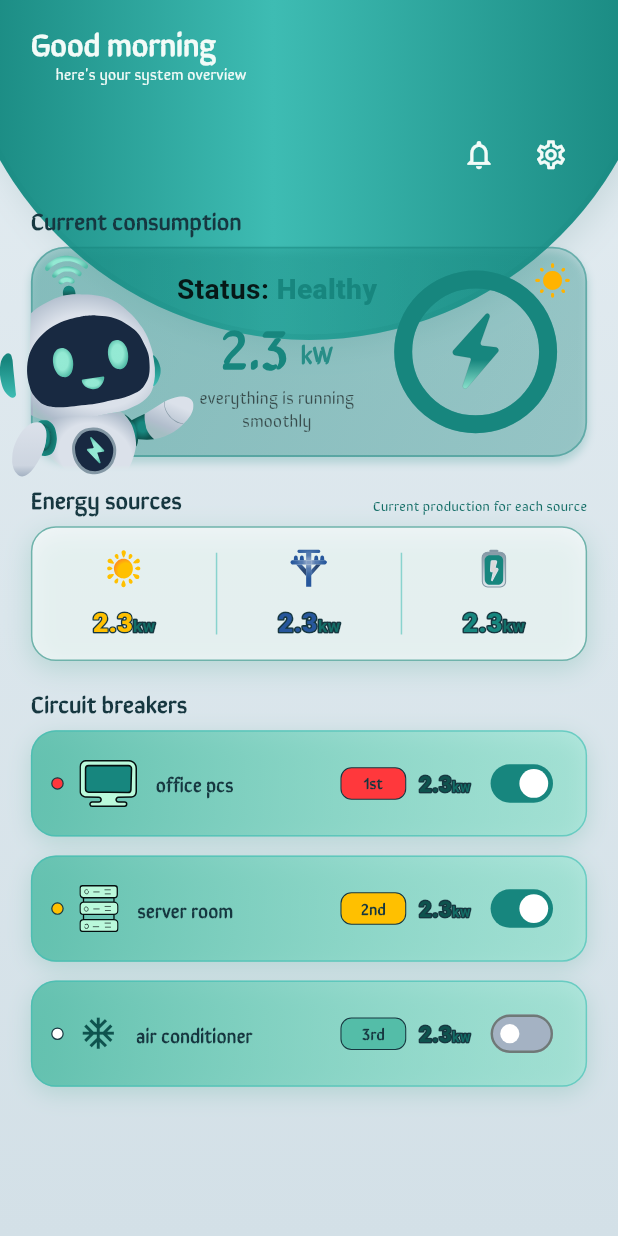
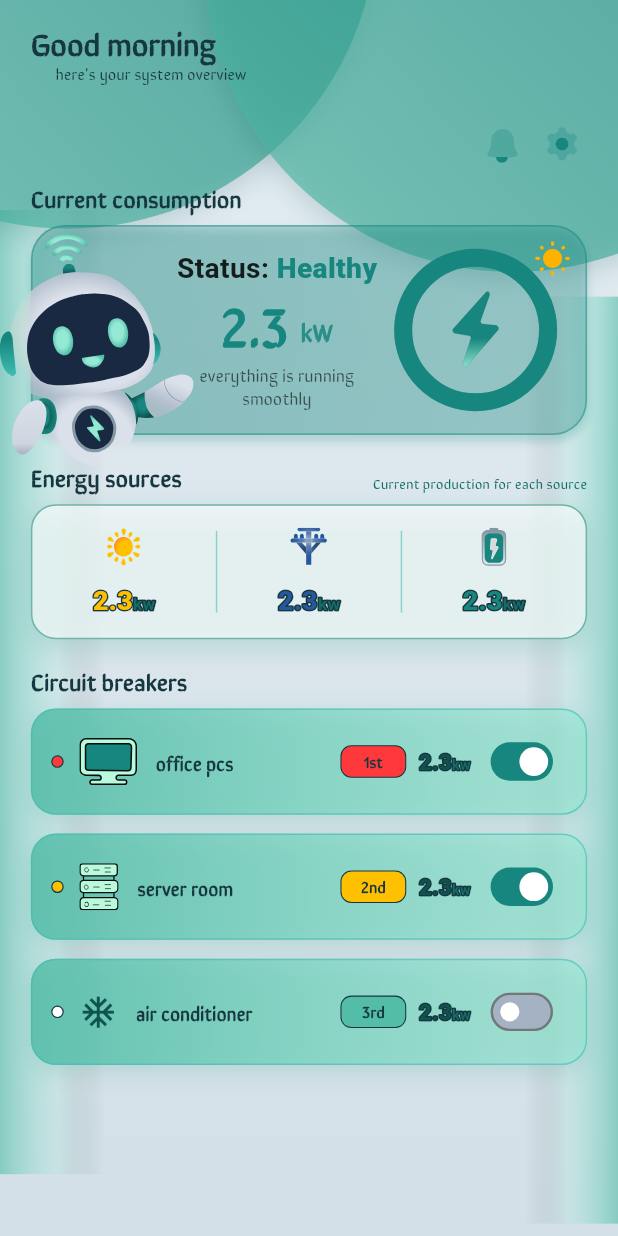
Before and after one commit to yaraHasan1/fluxa, a Flutter app: the _DashboardView screen opened directly with empty values, on a phone screen of 412 x 824 dp. Run offline on Flutter 3.47's test engine with Material 3 defaults, Android fonts, the phone set to English and light mode, and no system bars; our stand-ins replace equatable, flutter_bloc, flutter_svg, get_it, go_router.

Commit message:
feat(dashboard): match the frame's backdrop and use the real header icons
DashboardBackdrop replaces the single BrandBlob: two frame-width teal discs
across the top plus a mint bloom down each edge. The discs are translucent
rather than solid, so the crescent where they cross darkens on its own instead
of needing a third shape painted in, and each carries a shadow along its lower
arc.

Bell and cog exports replace the Material stand-ins. Both carry their own teal,
so they are not re-tinted.

The greeting turns dark: it sits on mid-teal, where the near-white it used had
almost no edge. The reference frame shows it dark too.

Verified against the reference by rendering once in a throwaway golden, then
deleting it.

Air conditioner artwork is still the one outstanding icon.

```diff
--- a/lib/components/primary_button.dart
+++ b/lib/components/primary_button.dart
@@ -67,10 +67,10 @@
             child: Text(
               label,
               textAlign: TextAlign.center,
-              style: AppTextStyles.button.copyWith(fontSize: context.sp(24),
-              color: AppColors.mintLight,
+              style: AppTextStyles.button.copyWith(
+                fontSize: context.sp(24),
+                color: AppColors.mintLight,
               ),
-
             ),
           ),
         ),
--- a/lib/constants/app_assets.dart
+++ b/lib/constants/app_assets.dart
@@ -56,6 +56,10 @@
   static const String iconPc = '$_svg/icon_pc.svg'; // 38×31
   static const String iconServer = '$_svg/icon_server.svg'; // 30×36
 
+  /// Header actions on the dashboard.
+  static const String iconBell = '$_svg/icon_bell.svg'; // 31×32
+  static const String iconCog = '$_svg/icon_cog.svg'; // 32×32
+
   /// The glyph beside each status reading.
   static const String iconEnergy = '$_svg/energy.svg'; // 174×197, teal
   static const String iconFire = '$_svg/icon_fire.svg'; // 94×108, red
--- a/lib/features/dashboard/dashboard_screen.dart
+++ b/lib/features/dashboard/dashboard_screen.dart
@@ -1,23 +1,19 @@
 import 'package:flutter/material.dart';
 import 'package:flutter_bloc/flutter_bloc.dart';
+import 'package:flutter_svg/flutter_svg.dart';
 import 'package:go_router/go_router.dart';
 
-import 'package:fluxa/components/brand_blob.dart';
 import 'package:fluxa/components/gradient_background.dart';
+import 'package:fluxa/constants/app_assets.dart';
 import 'package:fluxa/constants/app_strings.dart';
 import 'package:fluxa/features/dashboard/cubit/dashboard_cubit.dart';
 import 'package:fluxa/features/dashboard/widgets/circuit_breaker_tile.dart';
+import 'package:fluxa/features/dashboard/widgets/dashboard_backdrop.dart';
 import 'package:fluxa/features/dashboard/widgets/energy_sources_card.dart';
 import 'package:fluxa/features/dashboard/widgets/status_card.dart';
 import 'package:fluxa/routes/app_routes.dart';
-import 'package:fluxa/theme/app_colors.dart';
 import 'package:fluxa/theme/app_text_styles.dart';
 import 'package:fluxa/utils/responsive_extension.dart';
-
-/// The header blob is mostly off the top of the frame; only its lower arc
-/// shows behind the greeting.
-const double _blobDiameterFactor = 1.15;
-const double _blobTopFactor = -0.30;
 
 /// System overview: greeting, status, production and the breaker list.
 class DashboardScreen extends StatelessWidget {
@@ -42,18 +38,11 @@
 
   @override
   Widget build(BuildContext context) {
-    final double width = context.screenWidth;
-    final double blob = width * _blobDiameterFactor;
-
     return Scaffold(
       body: GradientBackground(
         child: Stack(
           children: <Widget>[
-            Positioned(
-              left: (width - blob) / 2,
-              top: context.screenHeight * _blobTopFactor,
-              child: BrandBlob(diameter: blob),
-            ),
+            const Positioned.fill(child: DashboardBackdrop()),
 
             SafeArea(
               child: BlocBuilder<DashboardCubit, DashboardState>(
@@ -136,7 +125,7 @@
   }
 }
 
-/// Bell and gear, sitting under the blob on the right.
+/// Bell and gear, sitting under the discs on the right.
 class _HeaderActions extends StatelessWidget {
   const _HeaderActions();
 
@@ -145,20 +134,54 @@
     return Row(
       mainAxisAlignment: MainAxisAlignment.end,
       children: <Widget>[
-        // PLACEHOLDER: the bell and gear artwork has not been supplied yet.
-        IconButton(
+        // The exports carry their own teal, so they are not re-tinted.
+        _HeaderIcon(
+          asset: AppAssets.iconBell,
+          tooltip: AppStrings.notifications,
           onPressed: () => context.goNamed(AppRoutes.notifications),
-          icon: Icon(Icons.notifications_none, size: context.r(22)),
-          color: AppColors.onDeep,
-          tooltip: AppStrings.notifications,
         ),
-        IconButton(
+        SizedBox(width: context.r(6)),
+        _HeaderIcon(
+          asset: AppAssets.iconCog,
+          tooltip: AppStrings.settings,
           onPressed: () => context.goNamed(AppRoutes.settings),
-          icon: Icon(Icons.settings_outlined, size: context.r(22)),
-          color: AppColors.onDeep,
-          tooltip: AppStrings.settings,
         ),
       ],
+    );
+  }
+}
+
+class _HeaderIcon extends StatelessWidget {
+  const _HeaderIcon({
+    required this.asset,
+    required this.tooltip,
+    required this.onPressed,
+  });
+
+  final String asset;
+  final String tooltip;
+  final VoidCallback onPressed;
+
+  @override
+  Widget build(BuildContext context) {
+    final double size = context.r(24);
+
+    return Tooltip(
+      message: tooltip,
+      child: InkResponse(
+        onTap: onPressed,
+        radius: size,
+        child: Padding(
+          padding: EdgeInsets.all(context.r(4)),
+          child: SvgPicture.asset(
+            asset,
+            width: size,
+            height: size,
+            fit: BoxFit.contain,
+            semanticsLabel: tooltip,
+          ),
+        ),
+      ),
     );
   }
 }
--- /dev/null
+++ b/lib/features/dashboard/widgets/dashboard_backdrop.dart
@@ -0,0 +1,140 @@
+import 'package:flutter/material.dart';
+
+import 'package:fluxa/theme/app_colors.dart';
+
+/// The dashboard's background: two overlapping teal discs across the top and a
+/// soft mint bloom down each edge.
+///
+/// The discs are translucent rather than solid, so the crescent where they
+/// cross darkens on its own instead of needing a third shape painted in.
+class DashboardBackdrop extends StatelessWidget {
+  const DashboardBackdrop({super.key});
+
+  /// Both discs are a full frame-width across; only their lower arcs show.
+  static const double _discDiameter = 1.0;
+
+  /// Left disc sits low and further off the left edge; the right one is
+  /// pushed up so its arc crosses the frame higher.
+  static const double _leftDiscLeft = -0.39;
+  static const double _leftDiscTop = -0.315;
+  static const double _rightDiscLeft = 0.33;
+  static const double _rightDiscTop = -0.28;
+
+  /// Each disc alone; where they overlap the alpha compounds.
+  static const double _discAlpha = 0.72;
+
+  @override
+  Widget build(BuildContext context) {
+    return LayoutBuilder(
+      builder: (BuildContext context, BoxConstraints c) {
+        final double w = c.maxWidth;
+        final double h = c.maxHeight;
+        final double disc = w * _discDiameter;
+
+        return IgnorePointer(
+          child: Stack(
+            children: <Widget>[
+              _EdgeBloom(
+                width: w * 0.17,
+                top: h * 0.17,
+                bottom: h * 0.05,
+                fromLeft: true,
+              ),
+              _EdgeBloom(
+                width: w * 0.15,
+                top: h * 0.24,
+                bottom: h * 0.01,
+                fromLeft: false,
+              ),
+              Positioned(
+                left: w * _leftDiscLeft,
+                top: h * _leftDiscTop,
+                child: _Disc(diameter: disc),
+              ),
+              Positioned(
+                left: w * _rightDiscLeft,
+                top: h * _rightDiscTop,
+                child: _Disc(diameter: disc),
+              ),
+            ],
+          ),
+        );
+      },
+    );
+  }
+}
+
+class _Disc extends StatelessWidget {
+  const _Disc({required this.diameter});
+
+  final double diameter;
+
+  @override
+  Widget build(BuildContext context) {
+    return Container(
+      width: diameter,
+      height: diameter,
+      decoration: BoxDecoration(
+        shape: BoxShape.circle,
+        gradient: LinearGradient(
+          begin: Alignment.bottomLeft,
+          end: Alignment.topRight,
+          colors: <Color>[
+            AppColors.mintDeep.withValues(
+              alpha: DashboardBackdrop._discAlpha * 0.9,
+            ),
+            AppColors.teal.withValues(alpha: DashboardBackdrop._discAlpha),
+          ],
+        ),
+        boxShadow: <BoxShadow>[
+          // Reads as the disc lifting off the wash along its lower arc.
+          BoxShadow(
+            color: AppColors.tealDark.withValues(alpha: 0.18),
+            blurRadius: diameter * 0.035,
+            offset: Offset(0, diameter * 0.012),
+          ),
+        ],
+      ),
+    );
+  }
+}
+
+/// A vertical mint bloom hugging one edge, fading inwards.
+class _EdgeBloom extends StatelessWidget {
+  const _EdgeBloom({
+    required this.width,
+    required this.top,
+    required this.bottom,
+    required this.fromLeft,
+  });
+
+  final double width;
+  final double top;
+  final double bottom;
+  final bool fromLeft;
+
+  @override
+  Widget build(BuildContext context) {
+    return Positioned(
+      left: fromLeft ? 0 : null,
+      right: fromLeft ? null : 0,
+      top: top,
+      bottom: bottom,
+      width: width,
+      child: DecoratedBox(
+        decoration: BoxDecoration(
+          gradient: LinearGradient(
+            begin: fromLeft ? Alignment.centerLeft : Alignment.centerRight,
+            end: fromLeft ? Alignment.centerRight : Alignment.centerLeft,
+            colors: <Color>[
+              AppColors.mintDeep.withValues(alpha: 0.60),
+              AppColors.mint.withValues(alpha: 0.18),
+              Colors.transparent,
+            ],
+            stops: const <double>[0.0, 0.55, 1.0],
+          ),
+        ),
+      ),
+    );
+  }
+}
--- a/lib/features/dashboard/widgets/status_card.dart
+++ b/lib/features/dashboard/widgets/status_card.dart
@@ -9,11 +9,7 @@
 import 'package:fluxa/utils/responsive_extension.dart';
 
 class StatusCard extends StatelessWidget {
-  const StatusCard({
-    super.key,
-    required this.status,
-    this.kilowatts = 2.3,
-  });
+  const StatusCard({super.key, required this.status, this.kilowatts = 2.3});
 
   final SystemStatus status;
   final double kilowatts;
@@ -54,7 +50,6 @@
                   blurRadius: 4,
                   offset: const Offset(0, 4),
                 ),
-
               ],
             ),
 
@@ -169,10 +164,7 @@
             top: -60,
             left: -context.wp(0.06),
             child: SizedBox(
-              child: SvgPicture.asset(
-                status.mascot,
-                fit: BoxFit.contain,
-              ),
+              child: SvgPicture.asset(status.mascot, fit: BoxFit.contain),
             ),
           ),
 
--- a/lib/features/signup/signup_screen.dart
+++ b/lib/features/signup/signup_screen.dart
@@ -92,7 +92,9 @@
                   children: <Widget>[
                     SizedBox(height: context.hp(0.025)),
                     Padding(
-                      padding: EdgeInsets.symmetric(horizontal: context.wp(0.035), ),
+                      padding: EdgeInsets.symmetric(
+                        horizontal: context.wp(0.035),
+                      ),
                       child: Text(
                         AppStrings.signUpTitle,
                         style: AppTextStyles.wordmark.copyWith(
--- a/lib/theme/app_text_styles.dart
+++ b/lib/theme/app_text_styles.dart
@@ -86,10 +86,11 @@
   );
 
   // --- Dashboard ---------------------------------------------------------
-  /// The greeting across the header blob.
+  /// The greeting across the header discs. Dark rather than white: it sits on
+  /// mid-teal, where near-white loses its edge.
   static const TextStyle greeting = TextStyle(
     fontWeight: FontWeight.w600,
-    color: AppColors.onDeep,
+    color: AppColors.ink,
     height: 1.15,
   );
 
```
Also changed, not shown: lib/features/login/login_screen.dart (+10 -6 lines), assets/svg/icon_bell.svg (added), assets/svg/icon_cog.svg (added).
